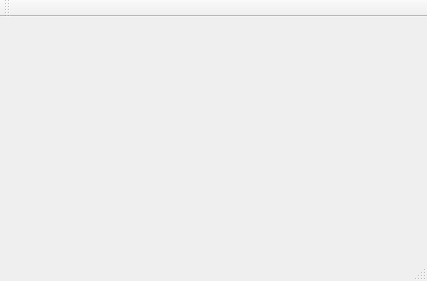
Qt form mainwindow.ui (dmitry997990/SQLAdmin) before a commit.
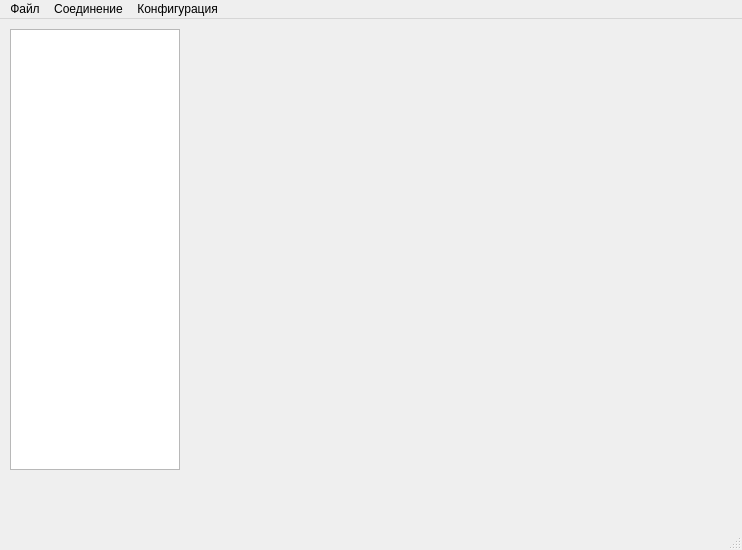
The same form after that commit.

Commit message: исправлены баги в exceptions.cpp, добавлены элементы интерфейса, обновлены uml-диаграммы

Patch:
```diff
--- a/mainwindow.ui
+++ b/mainwindow.ui
@@ -6,33 +6,66 @@
    <rect>
     <x>0</x>
     <y>0</y>
-    <width>427</width>
-    <height>281</height>
+    <width>742</width>
+    <height>550</height>
    </rect>
   </property>
   <property name="windowTitle">
    <string>MainWindow</string>
   </property>
-  <widget class="QWidget" name="centralWidget"/>
+  <widget class="QWidget" name="centralWidget">
+   <widget class="QTreeView" name="treeView">
+    <property name="geometry">
+     <rect>
+      <x>10</x>
+      <y>10</y>
+      <width>170</width>
+      <height>441</height>
+     </rect>
+    </property>
+    <property name="sizePolicy">
+     <sizepolicy hsizetype="Maximum" vsizetype="Maximum">
+      <horstretch>0</horstretch>
+      <verstretch>0</verstretch>
+     </sizepolicy>
+    </property>
+    <property name="maximumSize">
+     <size>
+      <width>170</width>
+      <height>480</height>
+     </size>
+    </property>
+   </widget>
+  </widget>
+  <widget class="QStatusBar" name="statusBar"/>
   <widget class="QMenuBar" name="menuBar">
    <property name="geometry">
     <rect>
      <x>0</x>
      <y>0</y>
-     <width>427</width>
+     <width>742</width>
      <height>25</height>
     </rect>
    </property>
+   <widget class="QMenu" name="menu">
+    <property name="title">
+     <string>Файл</string>
+    </property>
+   </widget>
+   <widget class="QMenu" name="menu_2">
+    <property name="title">
+     <string>Соединение</string>
+    </property>
+   </widget>
+   <widget class="QMenu" name="menu_3">
+    <property name="title">
+     <string>Конфигурация</string>
+    </property>
+   </widget>
+   <addaction name="menu"/>
+   <addaction name="menu_2"/>
+   <addaction name="menu_3"/>
   </widget>
-  <widget class="QToolBar" name="mainToolBar">
-   <attribute name="toolBarArea">
-    <enum>TopToolBarArea</enum>
-   </attribute>
-   <attribute name="toolBarBreak">
-    <bool>false</bool>
-   </attribute>
-  </widget>
-  <widget class="QStatusBar" name="statusBar"/>
  </widget>
  <layoutdefault spacing="6" margin="11"/>
  <resources/>
```
Left out of the diff: 2 changed lines with no effect on the pictures. The commit also changes 6 other files.
